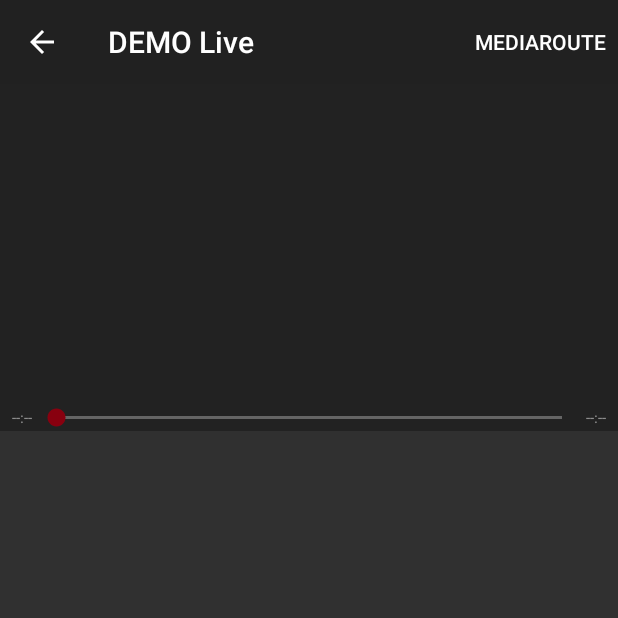
After one commit to SRGSSR/srgmediaplayer-android, an Android app: the SimplePlayerActivity screen opened directly, with no data from a screen before it, on a phone screen of 412 x 824 dp, the top half of it. The commit adds this screen. Run offline under Robolectric (Android 15) with nearby library versions, the phone set to English and light mode, and no system bars; 1 statement that could not run was skipped.

Commit message:
Simple media player activity

```diff
--- a/demo/src/main/AndroidManifest.xml
+++ b/demo/src/main/AndroidManifest.xml
@@ -34,6 +34,10 @@
             android:name="ch.srg.mediaplayer.MultiDemoMediaPlayerActivity"
             android:label="@string/title_activity_demo_media_player">
         </activity>
+        <activity
+            android:name="ch.srg.mediaplayer.SimplePlayerActivity"
+            android:label="@string/title_activity_demo_media_player">
+        </activity>
 
         <activity android:name="net.hockeyapp.android.UpdateActivity"/>
 
--- /dev/null
+++ b/demo/src/main/java/ch/srg/mediaplayer/SimplePlayerActivity.java
@@ -0,0 +1,185 @@
+package ch.srg.mediaplayer;
+
+import android.app.Fragment;
+import android.content.res.Configuration;
+import android.os.Bundle;
+import android.support.annotation.Nullable;
+import android.support.v7.app.AppCompatActivity;
+import android.support.v7.widget.Toolbar;
+import android.util.Log;
+import android.view.Menu;
+import android.view.View;
+
+import ch.srg.mediaplayer.demo.DemoApplication;
+import ch.srg.mediaplayer.demo.R;
+import ch.srg.mediaplayer.extras.fullscreen.helper.SystemUiHelper;
+import ch.srg.segmentoverlay.view.PlayerControlView;
+
+public class SimplePlayerActivity extends AppCompatActivity implements
+        SRGMediaPlayerController.Listener, View.OnClickListener {
+    public static final String ARG_URN = "urn";
+    private static final String FRAGMENT_TAG = "mediaFragment";
+    private static final String PLAYER_TAG = "simplePlayer";
+    private static final String TAG = "SimplePlayerActivity";
+
+    private SRGMediaPlayerController srgMediaPlayer;
+
+    private SRGMediaPlayerView playerView;
+
+    @Nullable
+    private PlayerControlView segmentPlayerControlView;
+
+    private Toolbar toolbar;
+
+    private SystemUiHelper uiHelper;
+
+    private MediaPlayerFragment mediaPlayerFragment;
+    private int orientation;
+    private SRGMediaPlayerDataProvider dataProvider;
+
+    @Override
+    protected void onCreate(Bundle savedInstanceState) {
+        super.onCreate(savedInstanceState);
+
+        setContentView(R.layout.activity_simple_media_player);
+        setTitle("DEMO Live");
+
+        toolbar = (Toolbar) findViewById(R.id.toolbar);
+        setSupportActionBar(toolbar);
+        getSupportActionBar().setDisplayHomeAsUpEnabled(true);
+
+        playerView = (SRGMediaPlayerView) findViewById(R.id.demo_video_container);
+
+        View mediaControl = findViewById(R.id.media_control);
+            segmentPlayerControlView = (PlayerControlView) mediaControl;
+
+        dataProvider = DemoApplication.multiDataProvider;
+
+        mediaPlayerFragment = (MediaPlayerFragment) getFragmentManager().findFragmentByTag(FRAGMENT_TAG);
+
+        if (mediaPlayerFragment == null) {
+            srgMediaPlayer = new SRGMediaPlayerController(this, dataProvider, PLAYER_TAG);
+            srgMediaPlayer.setDebugMode(true);
+
+            mediaPlayerFragment = new MediaPlayerFragment();
+            mediaPlayerFragment.mediaPlayer = srgMediaPlayer;
+            getFragmentManager().beginTransaction().add(mediaPlayerFragment, FRAGMENT_TAG).commit();
+        } else {
+            if (mediaPlayerFragment.mediaPlayer == null) {
+                srgMediaPlayer = new SRGMediaPlayerController(this, dataProvider, PLAYER_TAG);
+                srgMediaPlayer.setDebugMode(true);
+                mediaPlayerFragment.mediaPlayer = srgMediaPlayer;
+            } else {
+                srgMediaPlayer = mediaPlayerFragment.mediaPlayer;
+            }
+        }
+
+        srgMediaPlayer.bindToMediaPlayerView(playerView);
+
+        srgMediaPlayer.registerEventListener(this);
+
+        if (segmentPlayerControlView != null) {
+            segmentPlayerControlView.attachToController(srgMediaPlayer);
+        }
+
+        orientation = this.getResources().getConfiguration().orientation;
+        if (orientation == Configuration.ORIENTATION_PORTRAIT) {
+            //code for portrait mode
+            uiHelper = null;
+        } else {
+            //code for landscape mode
+            uiHelper = new SystemUiHelper(this, SystemUiHelper.LEVEL_IMMERSIVE, SystemUiHelper.FLAG_IMMERSIVE_STICKY);
+        }
+    }
+
+    public void playTestIdentifier(String identifier) {
+        try {
+            String SEEK_DELIMITER = "@seek:";
+            if (identifier.contains(SEEK_DELIMITER)) {
+                Long time = Long.parseLong(identifier.substring(identifier.indexOf(SEEK_DELIMITER) + SEEK_DELIMITER.length())) * 1000;
+                srgMediaPlayer.play(identifier, time);
+            } else {
+                srgMediaPlayer.play(identifier);
+            }
+        } catch (SRGMediaPlayerException e) {
+            Log.e(TAG, "play " + identifier, e);
+        }
+    }
+
+    @Override
+    public boolean onCreateOptionsMenu(Menu menu) {
+        super.onCreateOptionsMenu(menu);
+        getMenuInflater().inflate(R.menu.demo_segment_media_player_activity, menu);
+        return true;
+    }
+
+    @Override
+    public void onClick(View v) {
+        switch (v.getId()) {
+        }
+    }
+
+    @Override
+    public void onMediaPlayerEvent(SRGMediaPlayerController mp, SRGMediaPlayerController.Event event) {
+        switch (event.type) {
+            case MEDIA_READY_TO_PLAY:
+                break;
+            case EXTERNAL_EVENT:
+                break;
+
+            case OVERLAY_CONTROL_DISPLAYED:
+                if (uiHelper != null) {
+                    uiHelper.show();
+                }
+                break;
+
+            case OVERLAY_CONTROL_HIDDEN:
+                if (uiHelper != null) {
+                    uiHelper.hide();
+                }
+                break;
+        }
+    }
+
+    @Override
+    protected void onResume() {
+        super.onResume();
+        srgMediaPlayer.bindToMediaPlayerView(playerView);
+        playTestIdentifier(getIntent().getStringExtra(ARG_URN));
+    }
+
+    @Override
+    protected void onPause() {
+        srgMediaPlayer.unbindFromMediaPlayerView(playerView);
+
+        super.onPause();
+    }
+
+    @Override
+    protected void onSaveInstanceState(Bundle outState) {
+        super.onSaveInstanceState(outState);
+    }
+
+    public static class MediaPlayerFragment extends Fragment {
+
+        public SRGMediaPlayerController mediaPlayer;
+
+        public MediaPlayerFragment() {
+            this.setRetainInstance(true);
+        }
+
+        @Override
+        public void onDestroy() {
+            super.onDestroy();
+            mediaPlayer.release();
+        }
+    }
+
+    public SRGMediaPlayerController getSrgMediaPlayer() {
+        return srgMediaPlayer;
+    }
+
+    public SRGMediaPlayerView getPlayerView() {
+        return playerView;
+    }
+}
--- /dev/null
+++ b/demo/src/main/res/layout/activity_simple_media_player.xml
@@ -0,0 +1,62 @@
+<RelativeLayout xmlns:android="http://schemas.android.com/apk/res/android"
+    xmlns:app="http://schemas.android.com/apk/res-auto"
+    xmlns:tools="http://schemas.android.com/tools"
+    android:layout_width="match_parent"
+    android:layout_height="match_parent"
+    tools:context="ch.srg.mediaplayer.DemoMediaPlayerActivity">
+
+    <android.support.v7.widget.Toolbar
+        android:id="@+id/toolbar"
+        android:layout_width="match_parent"
+        android:layout_height="wrap_content"
+        android:background="?attr/colorPrimary"
+        android:minHeight="?attr/actionBarSize"/>
+
+    <ch.srg.mediaplayer.SRGMediaPlayerView
+        android:id="@+id/demo_video_container"
+        android:layout_width="match_parent"
+        android:layout_height="wrap_content"
+        android:layout_below="@+id/toolbar"
+        android:animateLayoutChanges="true"
+        android:background="#ff222222"
+        app:containerAspectRatio="auto"
+        app:videoScale="center_inside"
+        tools:layout_height="300dp"
+        tools:layout_width="match_parent">
+
+        <!-- Loading Progress -->
+        <ProgressBar
+            android:id="@+id/progressBar"
+            android:layout_width="wrap_content"
+            android:layout_height="wrap_content"
+            android:layout_centerInParent="true"
+            app:overlay_mode="loading" />
+
+        <!--Bottom anchor-->
+        <Space
+            android:id="@+id/bottomAnchor"
+            android:layout_width="0dp"
+            android:layout_height="0dp"
+            android:layout_alignParentBottom="true"
+            android:layout_centerHorizontal="true"
+            app:overlay_mode="unmanaged" />
+
+        <!--Controls-->
+        <ch.srg.segmentoverlay.view.PlayerControlView
+            android:id="@+id/media_control"
+            android:layout_width="match_parent"
+            android:layout_height="wrap_content"
+            android:layout_above="@+id/bottomAnchor"
+            android:layout_centerHorizontal="true"
+            app:overlay_mode="control" />
+        <!--Some text over the controls that stay-->
+
+        <ch.srg.mediaplayer.extras.overlay.error.SimpleErrorMessage
+            android:id="@+id/error_message"
+            android:layout_width="match_parent"
+            android:layout_height="match_parent"
+            app:overlay_mode="unmanaged" />
+
+    </ch.srg.mediaplayer.SRGMediaPlayerView>
+
+</RelativeLayout>
```
Also changed, not shown: demo/src/main/java/ch/srg/mediaplayer/demo/MainActivity.java (+10 -0 lines), demo/src/main/res/layout/activity_main.xml (+8 -0 lines).
